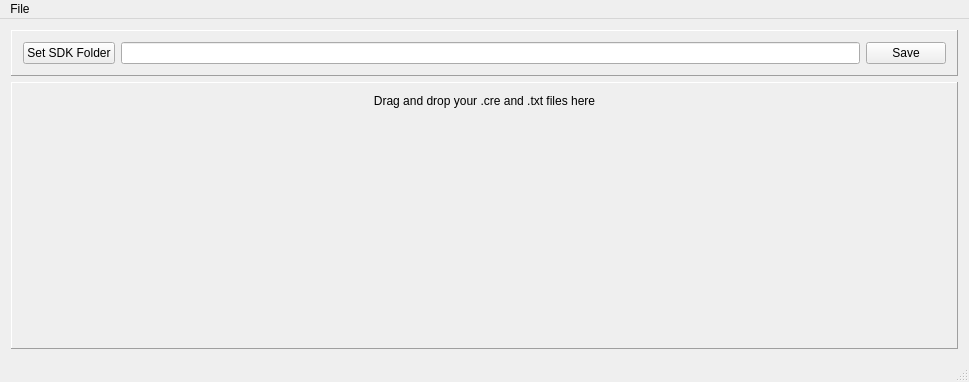
Before: the Qt Designer form mainwindow.ui in huellif/CenRepConverter, drawn with Qt 5.
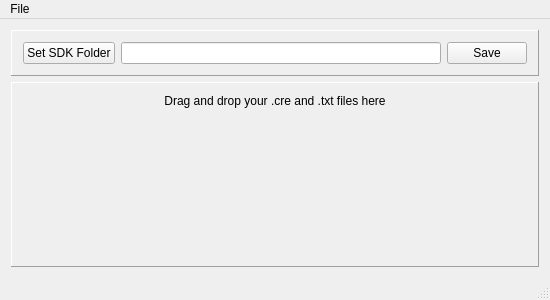
After: the same form once the commit is applied.

Patch:
```diff
--- a/mainwindow.ui
+++ b/mainwindow.ui
@@ -6,8 +6,8 @@
    <rect>
     <x>0</x>
     <y>0</y>
-    <width>969</width>
-    <height>382</height>
+    <width>550</width>
+    <height>300</height>
    </rect>
   </property>
   <property name="acceptDrops">
```
